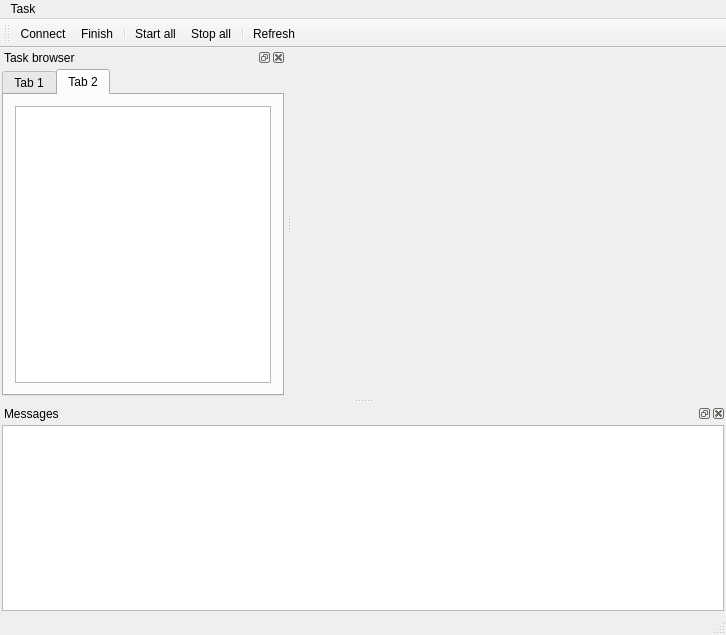
First picture: the form in src/GUI/MainWindow.ui, repository maciek-slon/DisCODe, before the edit.
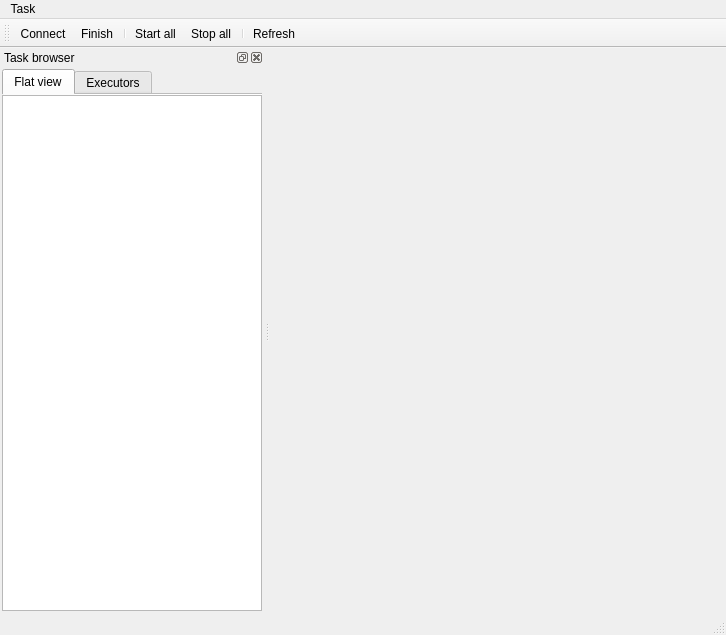
Second picture: the form after the edit. Icons and pictures are not drawn.

What changed in the file:
```diff
--- a/src/GUI/MainWindow.ui
+++ b/src/GUI/MainWindow.ui
@@ -43,8 +43,8 @@
         <rect>
          <x>0</x>
          <y>0</y>
-         <width>460</width>
-         <height>350</height>
+         <width>438</width>
+         <height>550</height>
         </rect>
        </property>
       </widget>
@@ -110,13 +110,38 @@
      <item>
       <widget class="QTabWidget" name="tabWidget">
        <property name="currentIndex">
-        <number>1</number>
+        <number>0</number>
        </property>
+       <property name="documentMode">
+        <bool>true</bool>
+       </property>
+       <widget class="QWidget" name="tab_2">
+        <attribute name="title">
+         <string>Flat view</string>
+        </attribute>
+        <layout class="QVBoxLayout" name="verticalLayout_4">
+         <property name="spacing">
+          <number>0</number>
+         </property>
+         <property name="margin">
+          <number>0</number>
+         </property>
+         <item>
+          <widget class="QListWidget" name="listComponents"/>
+         </item>
+        </layout>
+       </widget>
        <widget class="QWidget" name="tab">
         <attribute name="title">
-         <string>Tab 1</string>
+         <string>Executors</string>
         </attribute>
         <layout class="QVBoxLayout" name="verticalLayout_5">
+         <property name="spacing">
+          <number>0</number>
+         </property>
+         <property name="margin">
+          <number>0</number>
+         </property>
          <item>
           <widget class="QTreeWidget" name="treeWidget">
            <property name="alternatingRowColors">
@@ -185,45 +210,11 @@
          </item>
         </layout>
        </widget>
-       <widget class="QWidget" name="tab_2">
-        <attribute name="title">
-         <string>Tab 2</string>
-        </attribute>
-        <layout class="QVBoxLayout" name="verticalLayout_4">
-         <item>
-          <widget class="QListWidget" name="listComponents"/>
-         </item>
-        </layout>
-       </widget>
       </widget>
      </item>
     </layout>
    </widget>
   </widget>
-  <widget class="QDockWidget" name="dockWidget_2">
-   <property name="allowedAreas">
-    <set>Qt::BottomDockWidgetArea</set>
-   </property>
-   <property name="windowTitle">
-    <string>Messages</string>
-   </property>
-   <attribute name="dockWidgetArea">
-    <number>8</number>
-   </attribute>
-   <widget class="QWidget" name="dockWidgetContents_2">
-    <layout class="QVBoxLayout" name="verticalLayout">
-     <property name="spacing">
-      <number>2</number>
-     </property>
-     <property name="margin">
-      <number>2</number>
-     </property>
-     <item>
-      <widget class="QPlainTextEdit" name="plainTextEdit"/>
-     </item>
-    </layout>
-   </widget>
-  </widget>
   <action name="actionStart_all">
    <property name="icon">
     <iconset resource="gui.qrc">
```
